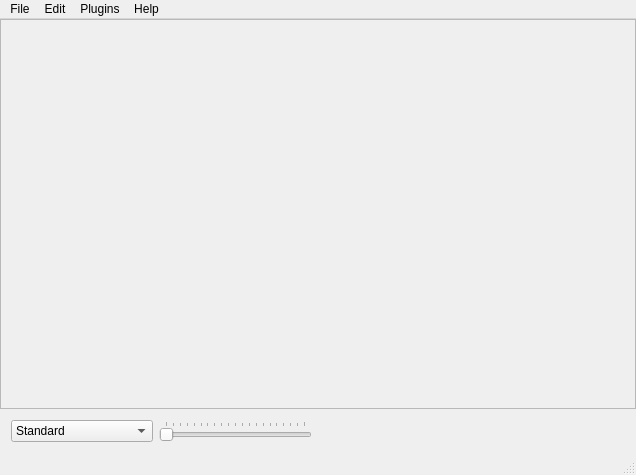
Above: MLDemos/mldemos.ui from b4silio/MLDemos before the change. Below: the same form after it.
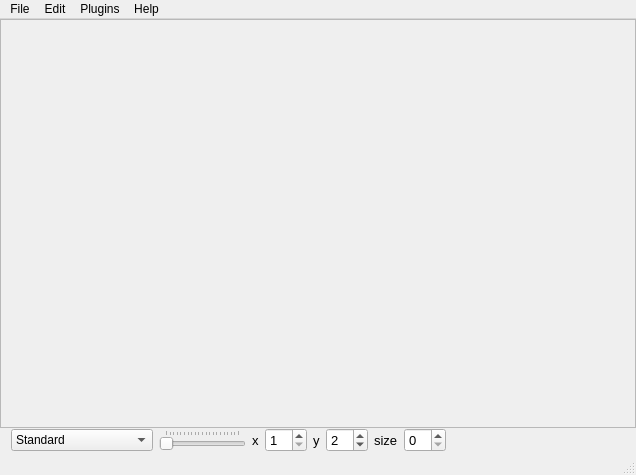
That is the form after the change.

Commit message: v0.4.0: - Added the Projection tab in the Algorithms dialog, it allows to perform different types of projections. The data is taken from the canvas and reprojected into it. However, a copy of the source data is kept as reference. All subsequent projections are performed on this reference data. Hitting the Reproject button replaces the source data with the current projection and reprojects it (this allows to concatenate multiple methods). - The current projections available are PCA and ICA (will add LDA and KPCA soon) - Added Bubble Graphs to the visualization options

Diff of the .ui file:
```diff
--- a/MLDemos/mldemos.ui
+++ b/MLDemos/mldemos.ui
@@ -56,7 +56,7 @@
          <x>0</x>
          <y>0</y>
          <width>634</width>
-         <height>382</height>
+         <height>399</height>
         </rect>
        </property>
        <property name="sizePolicy">
@@ -71,7 +71,13 @@
     </item>
     <item>
      <widget class="QWidget" name="canvasControlsWidget" native="true">
-      <layout class="QHBoxLayout" name="horizontalLayout" stretch="0,1,2">
+      <layout class="QHBoxLayout" name="horizontalLayout" stretch="0,1,1,2">
+       <property name="topMargin">
+        <number>0</number>
+       </property>
+       <property name="bottomMargin">
+        <number>0</number>
+       </property>
        <item>
         <widget class="QComboBox" name="canvasTypeCombo">
          <item>
@@ -126,10 +132,124 @@
          </property>
         </widget>
        </item>
+       <item>
+        <widget class="QWidget" name="canvasAxesWidget" native="true">
+         <layout class="QGridLayout" name="gridLayout" columnstretch="0,1,0,1,0,1">
+          <property name="horizontalSpacing">
+           <number>-1</number>
+          </property>
+          <property name="verticalSpacing">
+           <number>0</number>
+          </property>
+          <property name="margin">
+           <number>0</number>
+          </property>
+          <item row="1" column="1">
+           <widget class="QSpinBox" name="canvasX1Spin">
+            <property name="font">
+             <font>
+              <pointsize>10</pointsize>
+             </font>
+            </property>
+            <property name="minimum">
+             <number>1</number>
+            </property>
+           </widget>
+          </item>
+          <item row="1" column="3">
+           <widget class="QSpinBox" name="canvasX2Spin">
+            <property name="font">
+             <font>
+              <pointsize>10</pointsize>
+             </font>
+            </property>
+            <property name="minimum">
+             <number>1</number>
+            </property>
+            <property name="value">
+             <number>2</number>
+            </property>
+           </widget>
+          </item>
+          <item row="1" column="5">
+           <widget class="QSpinBox" name="canvasX3Spin">
+            <property name="font">
+             <font>
+              <pointsize>10</pointsize>
+             </font>
+            </property>
+            <property name="minimum">
+             <number>0</number>
+            </property>
+            <property name="value">
+             <number>0</number>
+            </property>
+           </widget>
+          </item>
+          <item row="1" column="0">
+           <widget class="QLabel" name="canvasX1Label">
+            <property name="font">
+             <font>
+              <pointsize>10</pointsize>
+             </font>
+            </property>
+            <property name="text">
+             <string>x</string>
+            </property>
+            <property name="alignment">
+             <set>Qt::AlignLeading|Qt::AlignLeft|Qt::AlignVCenter</set>
+            </property>
+           </widget>
+          </item>
+          <item row="1" column="2">
+           <widget class="QLabel" name="canvasX2Label">
+            <property name="font">
+             <font>
+              <pointsize>10</pointsize>
+             </font>
+            </property>
+            <property name="text">
+             <string>y</string>
+            </property>
+            <property name="alignment">
+             <set>Qt::AlignLeading|Qt::AlignLeft|Qt::AlignVCenter</set>
+            </property>
+           </widget>
+          </item>
+          <item row="1" column="4">
+           <widget class="QLabel" name="canvasX3Label">
+            <property name="font">
+             <font>
+              <pointsize>10</pointsize>
+             </font>
+            </property>
+            <property name="text">
+             <string>size</string>
+            </property>
+            <property name="alignment">
+             <set>Qt::AlignLeading|Qt::AlignLeft|Qt::AlignVCenter</set>
+            </property>
+           </widget>
+          </item>
+         </layout>
+        </widget>
+       </item>
        <item>
         <widget class="QLabel" name="status">
+         <property name="sizePolicy">
+          <sizepolicy hsizetype="Preferred" vsizetype="Minimum">
+           <horstretch>0</horstretch>
+           <verstretch>0</verstretch>
+          </sizepolicy>
+         </property>
+         <property name="minimumSize">
+          <size>
+           <width>0</width>
+           <height>25</height>
+          </size>
+         </property>
          <property name="text">
-          <string> </string>
+          <string/>
          </property>
         </widget>
        </item>
```
Left out of the diff: 5 changed lines with no effect on the pictures. The commit also changes 57 other files.
